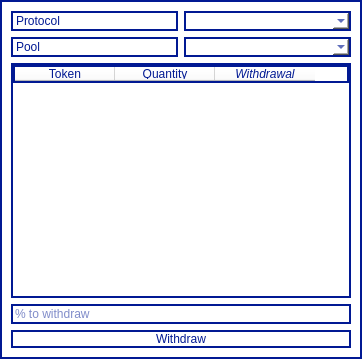
Before: the Qt Designer form WithdrawDialog.ui in LiquidityProtocol/AMM-Simulator, drawn with Qt 5.
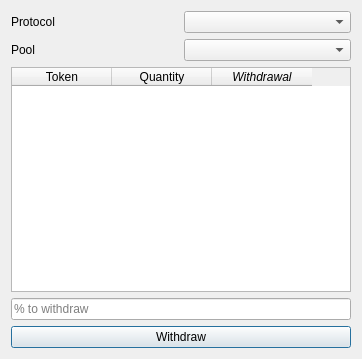
After: the same form once the commit is applied.

Commit message: refactor ui design manual playground

Patch:
```diff
--- a/WithdrawDialog.ui
+++ b/WithdrawDialog.ui
@@ -14,10 +14,7 @@
    <string>Dialog</string>
   </property>
   <property name="styleSheet">
-   <string notr="true">background-color: rgb(255, 255, 255);
-color: rgb(1, 25, 147);
-border: 2px solid; 
-border-color: rgb(1, 25, 147);  </string>
+   <string notr="true"/>
   </property>
   <layout class="QVBoxLayout" name="verticalLayout_3">
    <item>
```
The commit also changes 6 other files.
